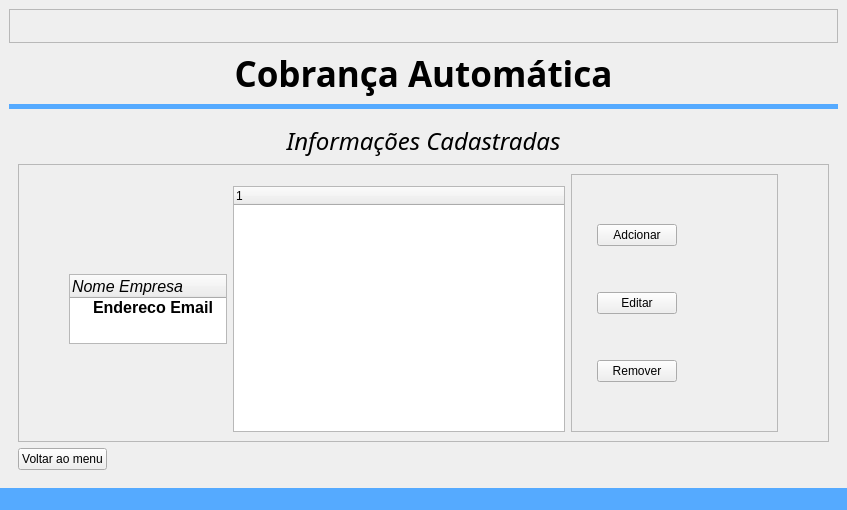
The window that code/src/ui/window_cobranca.ui (Sl3nc/Email_Debt) describes before a commit, drawn with Qt 5.
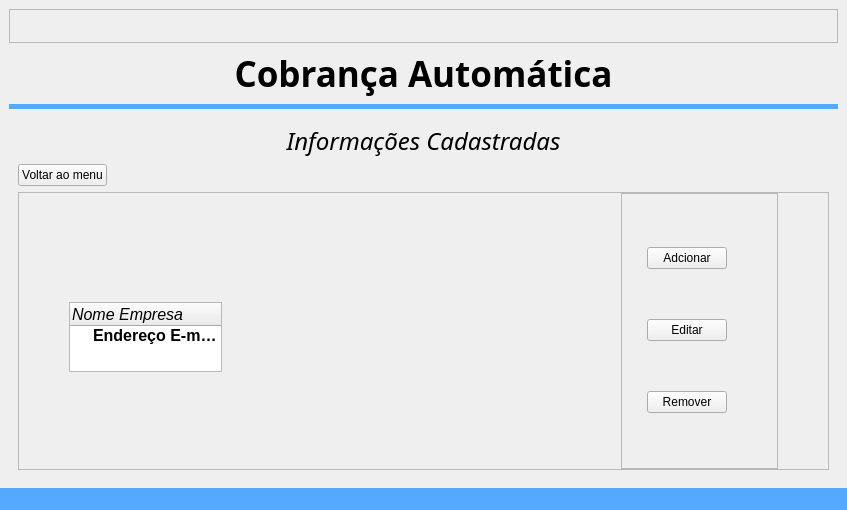
The same window after the commit. The open tabs and pages were chosen to show the change. Icons and pictures are not drawn.

Commit message: tree view

```diff
--- a/code/src/ui/window_cobranca.ui
+++ b/code/src/ui/window_cobranca.ui
@@ -557,19 +557,6 @@
       </widget>
       <widget class="QWidget" name="page_4">
        <layout class="QGridLayout" name="gridLayout_12">
-        <item row="6" column="0">
-         <widget class="QPushButton" name="pushButton_4">
-          <property name="sizePolicy">
-           <sizepolicy hsizetype="Maximum" vsizetype="Fixed">
-            <horstretch>0</horstretch>
-            <verstretch>0</verstretch>
-           </sizepolicy>
-          </property>
-          <property name="text">
-           <string>Voltar ao menu</string>
-          </property>
-         </widget>
-        </item>
         <item row="0" column="0" colspan="2">
          <widget class="QLabel" name="label_cadastros_title">
           <property name="font">
@@ -588,6 +575,19 @@
           </property>
          </widget>
         </item>
+        <item row="1" column="0">
+         <widget class="QPushButton" name="pushButton_4">
+          <property name="sizePolicy">
+           <sizepolicy hsizetype="Maximum" vsizetype="Fixed">
+            <horstretch>0</horstretch>
+            <verstretch>0</verstretch>
+           </sizepolicy>
+          </property>
+          <property name="text">
+           <string>Voltar ao menu</string>
+          </property>
+         </widget>
+        </item>
         <item row="3" column="0" colspan="2">
          <widget class="QFrame" name="frame_6">
           <property name="frameShape">
@@ -600,9 +600,15 @@
            <property name="leftMargin">
             <number>50</number>
            </property>
+           <property name="topMargin">
+            <number>0</number>
+           </property>
            <property name="rightMargin">
             <number>50</number>
            </property>
+           <property name="bottomMargin">
+            <number>0</number>
+           </property>
            <item row="0" column="2" rowspan="3">
             <widget class="QFrame" name="frame_5">
              <property name="frameShape">
@@ -616,7 +622,7 @@
                <number>25</number>
               </property>
               <property name="rightMargin">
-               <number>100</number>
+               <number>50</number>
               </property>
               <item>
                <widget class="QPushButton" name="pushButton_cadastro_adcionar">
@@ -650,6 +656,18 @@
                <verstretch>0</verstretch>
               </sizepolicy>
              </property>
+             <property name="minimumSize">
+              <size>
+               <width>153</width>
+               <height>0</height>
+              </size>
+             </property>
+             <property name="verticalScrollBarPolicy">
+              <enum>Qt::ScrollBarPolicy::ScrollBarAlwaysOff</enum>
+             </property>
+             <property name="horizontalScrollBarPolicy">
+              <enum>Qt::ScrollBarPolicy::ScrollBarAlwaysOff</enum>
+             </property>
              <property name="sizeAdjustPolicy">
               <enum>QAbstractScrollArea::SizeAdjustPolicy::AdjustToContents</enum>
              </property>
@@ -666,7 +684,7 @@
              </column>
              <item>
               <property name="text">
-               <string>Endereco Email</string>
+               <string>Endereço E-mail</string>
               </property>
               <property name="font">
                <font>
@@ -687,7 +705,59 @@
             </widget>
            </item>
            <item row="2" column="1">
-            <widget class="QTreeWidget" name="treeWidget"/>
+            <widget class="QStackedWidget" name="stackedWidget">
+             <property name="sizePolicy">
+              <sizepolicy hsizetype="Expanding" vsizetype="Preferred">
+               <horstretch>0</horstretch>
+               <verstretch>0</verstretch>
+              </sizepolicy>
+             </property>
+             <property name="currentIndex">
+              <number>0</number>
+             </property>
+             <widget class="QWidget" name="page_7">
+              <layout class="QGridLayout" name="gridLayout_14">
+               <item row="0" column="0">
+                <widget class="QTreeWidget" name="treeWidget_cadastros_infos">
+                 <attribute name="headerVisible">
+                  <bool>false</bool>
+                 </attribute>
+                 <column>
+                  <property name="text">
+                   <string>Nome Empresa</string>
+                  </property>
+                 </column>
+                </widget>
+               </item>
+              </layout>
+             </widget>
+             <widget class="QWidget" name="page_8">
+              <layout class="QGridLayout" name="gridLayout_15">
+               <item row="0" column="0">
+                <widget class="QLabel" name="label">
+                 <property name="maximumSize">
+                  <size>
+                   <width>96</width>
+                   <height>96</height>
+                  </size>
+                 </property>
+                 <property name="text">
+                  <string/>
+                 </property>
+                 <property name="pixmap">
+                  <pixmap>../imgs/load.gif</pixmap>
+                 </property>
+                 <property name="scaledContents">
+                  <bool>true</bool>
+                 </property>
+                 <property name="alignment">
+                  <set>Qt::AlignmentFlag::AlignCenter</set>
+                 </property>
+                </widget>
+               </item>
+              </layout>
+             </widget>
+            </widget>
            </item>
           </layout>
          </widget>
```
Left out of the diff: 111 changed lines with no effect on the pictures. The commit also changes 4 other files.
